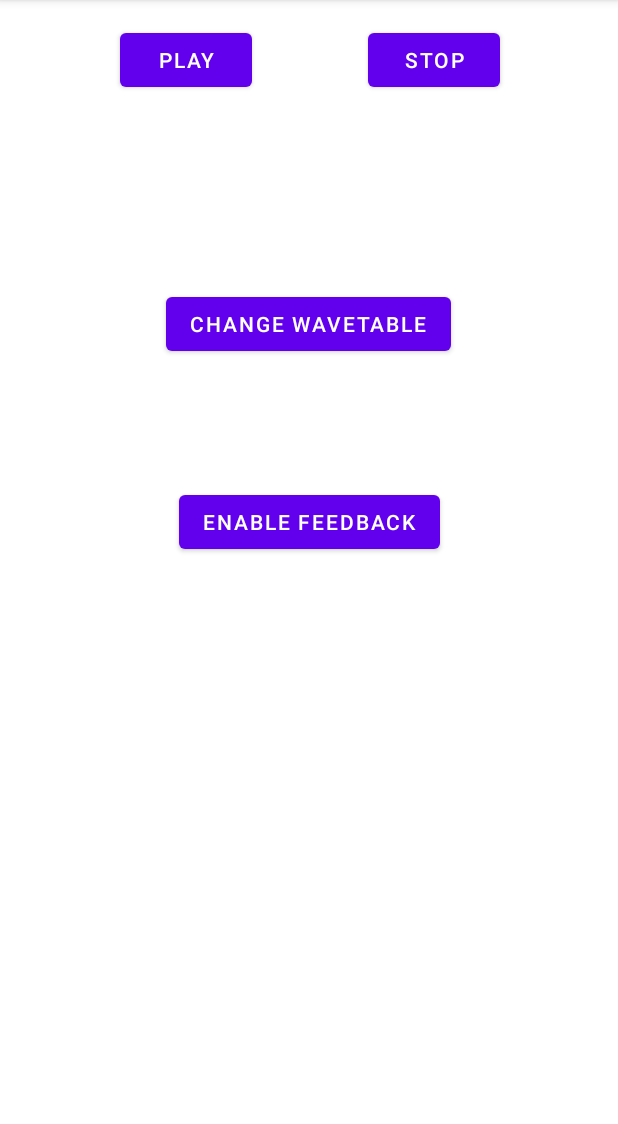
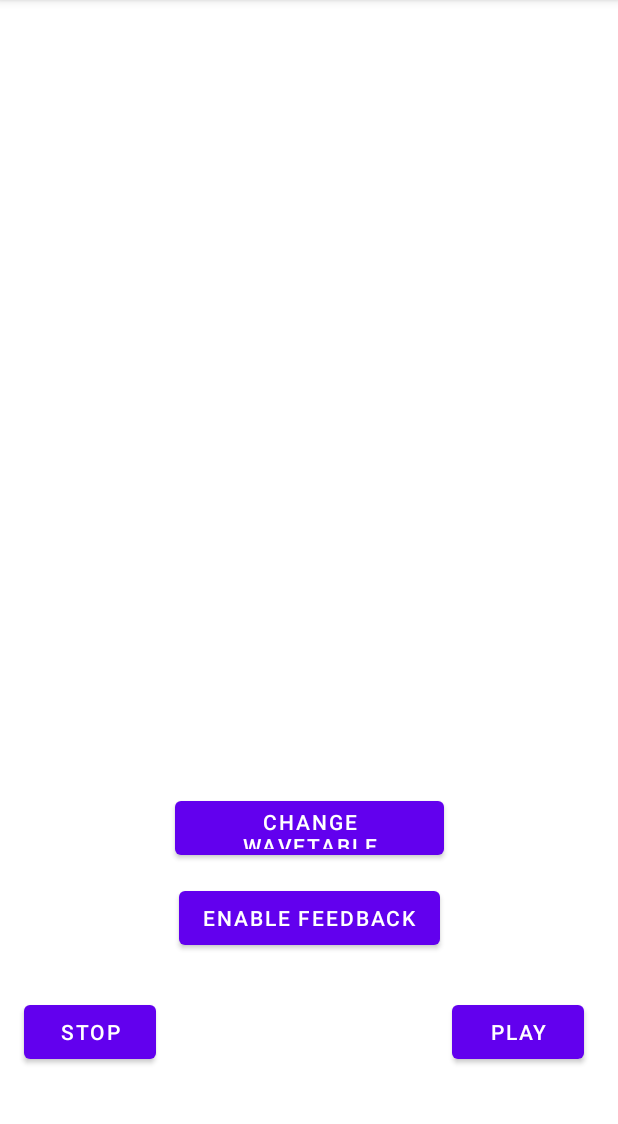
Before and after one commit to JohnKasun/Patch_Matcher, an Android app: the screen it shows after launch (MainActivity), on a phone screen of 412 x 824 dp, the part 84-1208 px from its top. Run offline under Robolectric (Android 15) with nearby library versions, the phone set to English and light mode, and no system bars; 1 statement that could not run was skipped.

```diff
--- a/app/src/main/res/layout/activity_main.xml
+++ b/app/src/main/res/layout/activity_main.xml
@@ -10,10 +10,10 @@
         android:id="@+id/play_button"
         android:layout_width="wrap_content"
         android:layout_height="wrap_content"
-        android:layout_marginTop="16dp"
+        android:layout_marginTop="664dp"
         android:text="@string/play_button_text"
         app:layout_constraintEnd_toEndOf="parent"
-        app:layout_constraintHorizontal_bias="0.247"
+        app:layout_constraintHorizontal_bias="0.931"
         app:layout_constraintStart_toStartOf="parent"
         app:layout_constraintTop_toTopOf="parent" />
 
@@ -21,21 +21,20 @@
         android:id="@+id/stop_button"
         android:layout_width="wrap_content"
         android:layout_height="wrap_content"
-        android:layout_marginTop="16dp"
+        android:layout_marginTop="664dp"
         android:text="@string/stop_button_text"
         app:layout_constraintEnd_toEndOf="parent"
-        app:layout_constraintHorizontal_bias="0.758"
+        app:layout_constraintHorizontal_bias="0.049"
         app:layout_constraintStart_toStartOf="parent"
         app:layout_constraintTop_toTopOf="parent" />
 
     <Button
         android:id="@+id/change_button"
-        android:layout_width="wrap_content"
-        android:layout_height="wrap_content"
-        android:layout_marginTop="192dp"
+        android:layout_width="179dp"
+        android:layout_height="48dp"
+        android:layout_marginTop="528dp"
         android:text="@string/change_button_text"
         app:layout_constraintEnd_toEndOf="parent"
-        app:layout_constraintHorizontal_bias="0.498"
         app:layout_constraintStart_toStartOf="parent"
         app:layout_constraintTop_toTopOf="parent" />
 
@@ -43,7 +42,7 @@
         android:id="@+id/FeedbackButton"
         android:layout_width="wrap_content"
         android:layout_height="wrap_content"
-        android:layout_marginTop="324dp"
+        android:layout_marginTop="588dp"
         android:text="@string/feedback_button_text"
         app:layout_constraintEnd_toEndOf="parent"
         app:layout_constraintStart_toStartOf="parent"
```
Also changed, not shown: 2 other files.
